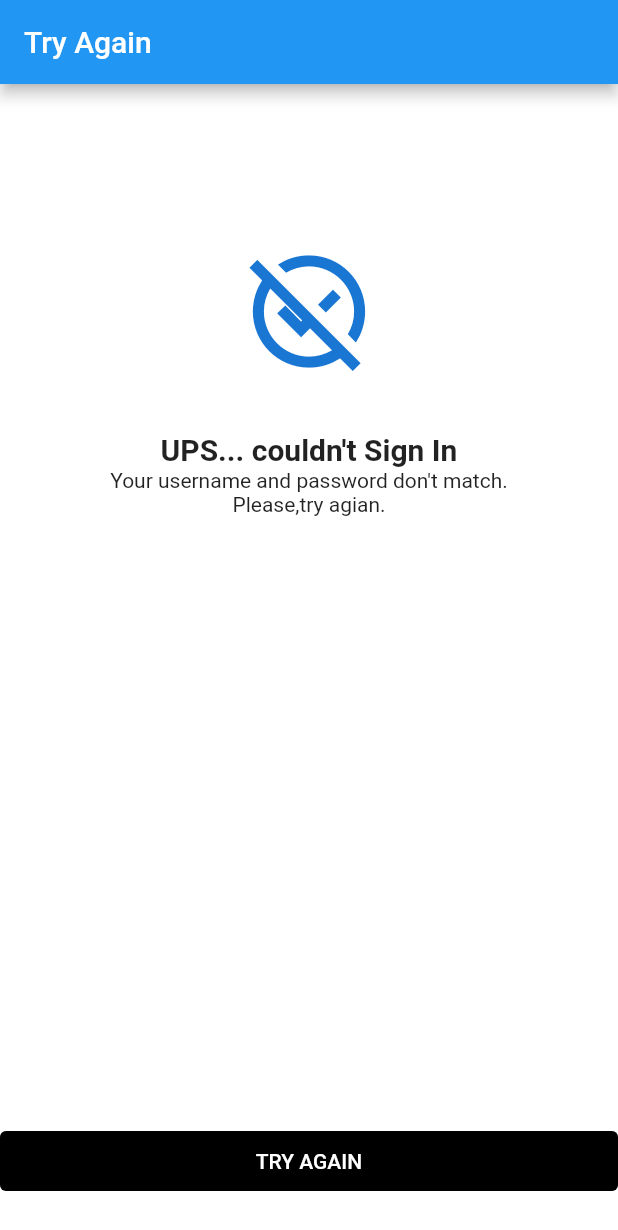
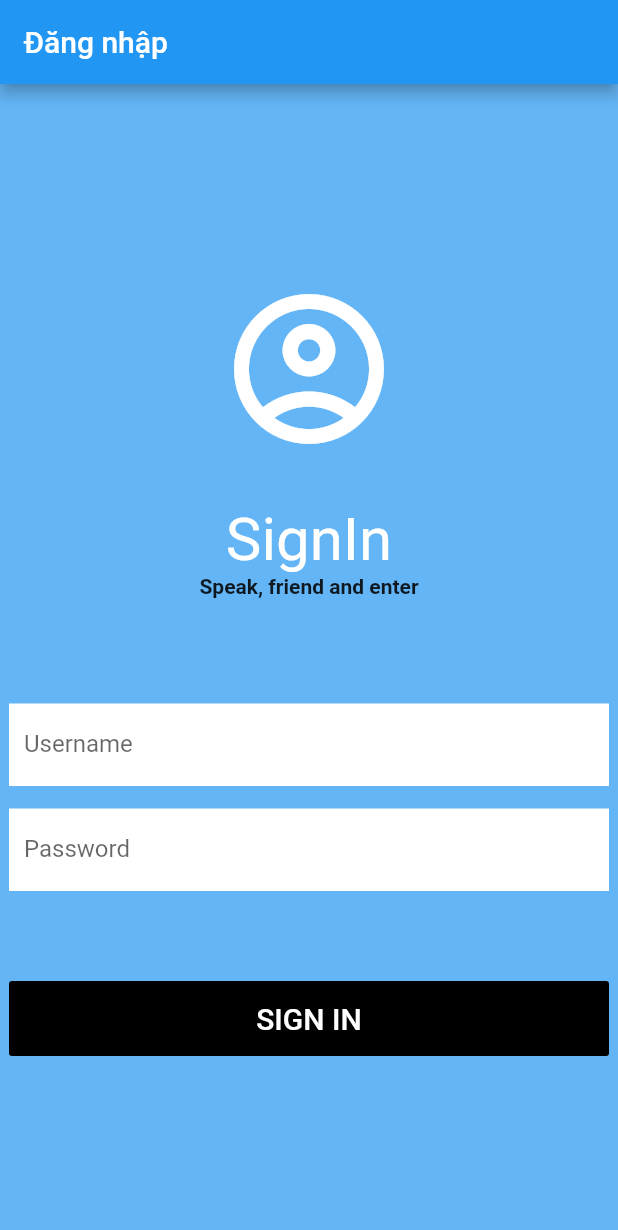
Before and after one commit to NguyenThanhBinh-CDTH18PMC/BTNhom_Flutter, a Flutter app: the screen it shows after launch, on a phone screen of 412 x 824 dp. Shown: the top 1230 px of the screen. Run offline on Flutter 3.47's test engine with Material 2 defaults, Android fonts, the phone set to English and light mode, and no system bars; missing offline and left inert: dart:html.

Commit message:
Update main.dart

```diff
--- a/lib/main.dart
+++ b/lib/main.dart
@@ -14,7 +14,151 @@ class MyApp extends StatelessWidget {
   Widget build(BuildContext context) {
     return MaterialApp(
       title: 'Flutter Demo',
-      home: tryAgianPage(),
+      home: loginPage(),
+    );
+  }
+}
+
+class loginPage extends StatefulWidget {
+  const loginPage({Key? key}) : super(key: key);
+  @override
+  _loginPage createState() => _loginPage();
+}
+
+class _loginPage extends State<loginPage> {
+  TextEditingController usernameController = TextEditingController();
+  final passController = TextEditingController();
+
+  Widget build(BuildContext context) {
+    return Scaffold(
+      appBar: AppBar(
+        title: Text(
+          'Đăng nhập',
+        ),
+      ),
+      backgroundColor: Colors.blue.shade300,
+      body: Center(
+        child: Column(
+          mainAxisAlignment: MainAxisAlignment.center,
+          children: [
+            Padding(
+              padding: EdgeInsets.all(10),
+              child: Icon(
+                Icons.account_circle_outlined,
+                size: 120,
+                color: Colors.white,
+              ),
+            ),
+            SizedBox(height: 10),
+            Container(
+              padding: EdgeInsets.all(10),
+              child: Column(
+                children: [
+                  Text("SignIn",
+                      style: TextStyle(color: Colors.white, fontSize: 40)),
+                  Text(
+                    'Speak, friend and enter',
+                    style: TextStyle(fontWeight: FontWeight.bold),
+                  )
+                ],
+              ),
+            ),
+            SizedBox(height: 60),
+            Container(
+              alignment: Alignment.center,
+              decoration: const BoxDecoration(color: Colors.white),
+              width: 400,
+              child: TextField(
+                controller: usernameController,
+                style: TextStyle(color: Colors.blue),
+                decoration: InputDecoration(
+                  border: InputBorder.none,
+                  contentPadding: EdgeInsets.all(10),
+                  labelText: 'Username',
+                ),
+              ),
+            ),
+            SizedBox(height: 15),
+            Container(
+              alignment: Alignment.center,
+              decoration: const BoxDecoration(color: Colors.white),
+              width: 400,
+              child: TextField(
+                controller: passController,
+                obscureText: true,
+                style: TextStyle(
+                  color: Colors.blue,
+                ),
+                decoration: InputDecoration(
+                  border: InputBorder.none,
+                  contentPadding: EdgeInsets.all(10),
+                  labelText: 'Password',
+                ),
+              ),
+            ),
+            SizedBox(height: 60),
+            Container(
+              //padding: const EdgeInsets.all(20),
+              // ignore: deprecated_member_use
+              child: FlatButton(
+                onPressed: () {
+                  if (usernameController.text == "" &&
+                      passController.text == "") {
+                    showDialog(
+                        context: context,
+                        builder: (BuildContext context) {
+                          return AlertDialog(
+                            title: const Text('Lỗi'),
+                            content: const Text(
+                                'Username và Password không được rỗng.'),
+                            actions: [
+                              TextButton(
+                                  onPressed: () {
+                                    Navigator.pop(context);
+                                  },
+                                  child: Text('Tắt'))
+                            ],
+                          );
+                        });
+                  } else if (usernameController.text == "" ||
+                      passController.text == "") {
+                    showDialog(
+                        context: context,
+                        builder: (BuildContext context) {
+                          return AlertDialog(
+                            title: const Text('Lỗi'),
+                            content:
+                                const Text('Chưa nhập Username hoặc Password.'),
+                            actions: [
+                              TextButton(
+                                  onPressed: () {
+                                    Navigator.pop(context);
+                                  },
+                                  child: const Text('Tắt'))
+                            ],
+                          );
+                        });
+                  } else if (usernameController.text != passController.text) {
+                    Navigator.push(
+                        context,
+                        MaterialPageRoute(
+                          builder: (context) => const tryAgianPage(),
+                        ));
+                  }
+                },
+                child: Text(
+                  'SIGN IN',
+                  style: TextStyle(fontSize: 20),
+                ),
+                color: Colors.black,
+                textColor: Colors.white,
+              ),
+              height: 50,
+              width: 400,
+            ),
+          ],
+        ),
+      ),
     );
   }
 }
@@ -34,69 +178,51 @@ class tryAgianPage extends StatelessWidget {
           mainAxisAlignment: MainAxisAlignment.center,
           children: [
             Container(
-              child: Column(
-                mainAxisAlignment: MainAxisAlignment.center,
-                children: [
-                  Padding(
-                    padding: EdgeInsets.all(15),
+              padding: EdgeInsets.all(10),
               child: Icon(
                 Icons.unpublished_outlined,
-                      size: 90,
-                      color: Colors.blue.shade700,
+                size: 120,
+                color: Colors.blue,
               ),
             ),
-                  Padding(
-                    padding: EdgeInsets.all(20),
+            SizedBox(
+              height: 20,
+            ),
+            Container(
+              padding: EdgeInsets.all(10),
               child: Column(
                 children: [
-                        Container(
-                          padding: EdgeInsets.all(1),
-                          child: Text(
-                            "UPS... couldn't Sign In",
+                  Text("UPS...couldn't Sign In",
                       style: TextStyle(
-                                fontSize: 20, fontWeight: FontWeight.bold),
-                          ),
+                          color: Colors.black,
+                          fontSize: 20,
+                          fontWeight: FontWeight.bold)),
+                  Text(
+                    "Your username and password don't match.",
+                    style: TextStyle(color: Colors.grey),
                   ),
                   Text(
-                          "Your username and password don't match.",
-                        ),
-                        Text("Please,try agian.")
+                    "Please, try again.",
+                    style: TextStyle(color: Colors.grey),
+                  )
                 ],
               ),
             ),
-                ],
-              ),
-              height: 400,
-            ),
-            Expanded(
-              child: Container(
-                width: 100,
-              ),
-            ),
+            SizedBox(height: 270),
             Container(
-              padding: EdgeInsets.symmetric(vertical: 30.0),
-              width: double.infinity,
-              child: OutlinedButton(
-                onPressed: () {
-                  /*Navigator.push(
-                        context,
-                        MaterialPageRoute(
-                          builder: (context) => const (),
-                        ),
-                      );*/
-                },
-                style: ButtonStyle(
-                  backgroundColor:
-                      MaterialStateProperty.all<Color>(Colors.black),
-                ),
+              //padding: const EdgeInsets.all(20),
+              // ignore: deprecated_member_use
+              child: FlatButton(
+                onPressed: () {},
                 child: Text(
                   'TRY AGAIN',
-                  style: TextStyle(
-                    color: Colors.white,
+                  style: TextStyle(fontSize: 20),
                 ),
+                color: Colors.black,
+                textColor: Colors.white,
               ),
-              ),
-              height: 100,
+              height: 50,
+              width: 400,
             ),
           ],
         ),
@@ -104,3 +230,30 @@ class tryAgianPage extends StatelessWidget {
     );
   }
 }
+
+class mailPage extends StatefulWidget {
+  const mailPage({Key? key}) : super(key: key);
+
+  @override
+  _mailPage createState() => _mailPage();
+}
+
+class _mailPage extends State<mailPage> {
+  List<station> stations = [
+    station('ICloud', '4', false),
+    station('Gmail', '5', false),
+    station('Hotmail', '8', false),
+    station('VIP', '4', false),
+  ];
+  Widget build(BuildContext context) {
+    return ListView();
+  }
+}
+
+class station {
+  String _name;
+  String _number;
+
+  bool check;
+  station(this._name, this._number, this.check);
+}
```
Lines whose indentation alone changed are shown as unchanged.
